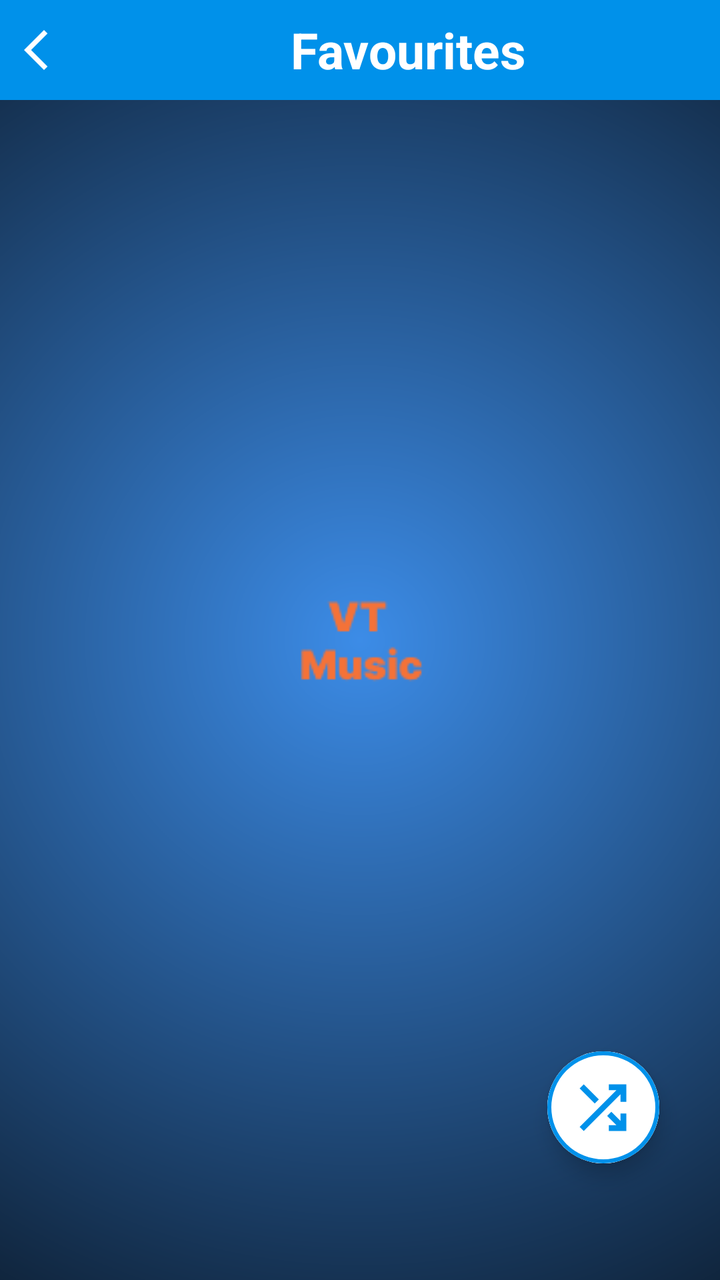
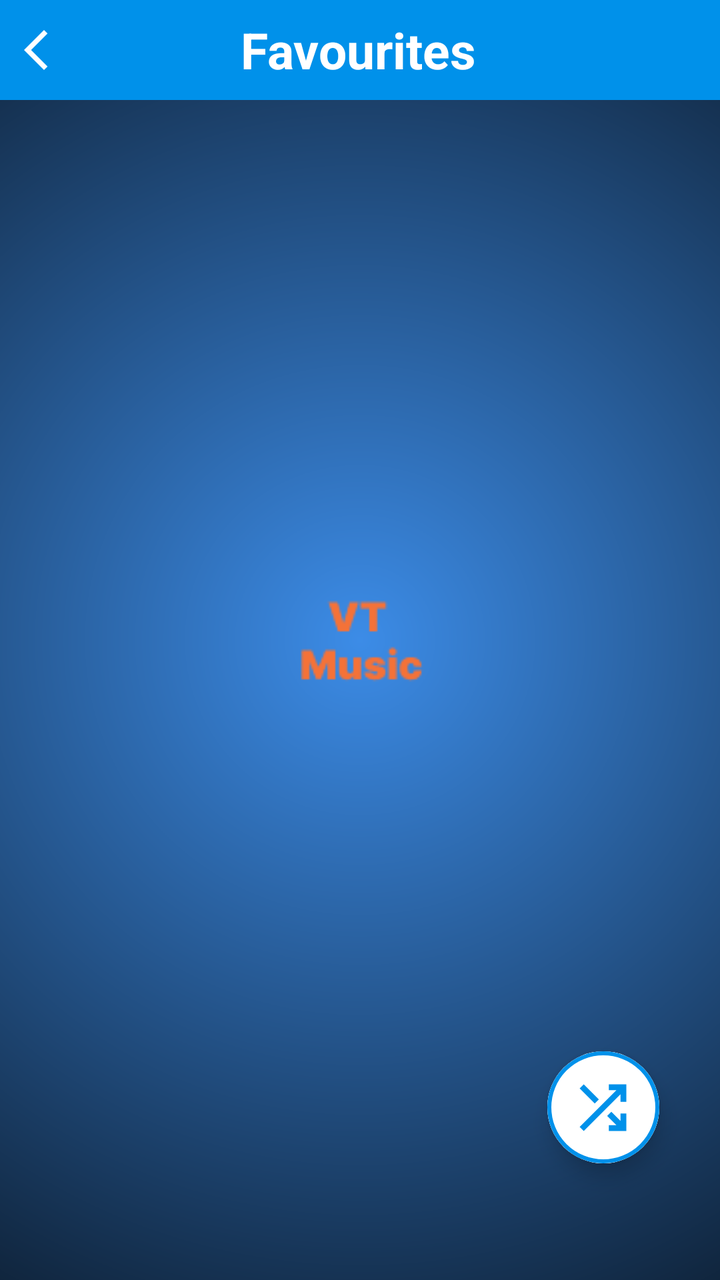

Screens rendered from an Android XML layout before and after an edit, with the pre-edit source and the edit as a unified diff.
<!-- AndroidManifest.xml: application theme splash_screen -->
<!-- res/layout/activity_favourite.xml -->
<?xml version="1.0" encoding="utf-8"?>
<androidx.constraintlayout.widget.ConstraintLayout xmlns:android="http://schemas.android.com/apk/res/android"
    xmlns:app="http://schemas.android.com/apk/res-auto"
    xmlns:tools="http://schemas.android.com/tools"
    android:id="@+id/main"
    android:layout_width="match_parent"
    android:layout_height="match_parent"
    tools:context=".FavouriteActivity">

    <LinearLayout
        android:layout_width="match_parent"
        android:layout_height="wrap_content"
        android:orientation="horizontal"

        app:layout_constraintEnd_toEndOf="parent"
        app:layout_constraintStart_toStartOf="parent"
        app:layout_constraintTop_toTopOf="parent"
        android:background="@color/vt_music_cool_blue">

        <ImageButton
            android:layout_width="wrap_content"
            android:layout_height="50dp"
            android:contentDescription="@string/back_btn"
            android:src="@drawable/arrow_back_24dp"
            android:backgroundTint="@android:color/transparent"
            app:tint="@color/white"
            />
        <TextView
            android:layout_width="match_parent"
            android:layout_height="match_parent"
            android:contentDescription="@string/favorites_btn"
            android:text="@string/favorites_btn"
            android:gravity="center"
            android:textSize="25sp"
            android:textColor="@color/white"
            android:textStyle="bold"
            />

    </LinearLayout>

    <com.google.android.material.floatingactionbutton.ExtendedFloatingActionButton
        android:layout_width="wrap_content"
        android:layout_height="wrap_content"
        app:icon="@drawable/shuffle_24dp"
        app:iconSize="35dp"
        app:iconTint="@color/vt_music_cool_blue"
        app:layout_constraintBottom_toBottomOf="parent"
        app:layout_constraintEnd_toEndOf="parent"
        app:layout_constraintHorizontal_bias="0.9"
        app:layout_constraintStart_toStartOf="parent"
        app:layout_constraintTop_toTopOf="parent"
        app:layout_constraintVertical_bias="0.9"
        android:backgroundTint="@color/white"
        app:strokeWidth="2dp"
        app:strokeColor="@color/vt_music_cool_blue"/>

</androidx.constraintlayout.widget.ConstraintLayout>
<!-- resources referenced by this layout -->
<resources>
  <color name="vt_music_cool_blue">#0091EA</color>
  <color name="white">#FFFFFFFF</color>
  <!-- drawable arrow_back_24dp (drawable) -->
  <vector xmlns:android="http://schemas.android.com/apk/res/android"
      android:width="24dp"
      android:height="24dp"
      android:viewportWidth="960"
      android:viewportHeight="960">
    <path
        android:pathData="M400,880 L0,480l400,-400 71,71 -329,329 329,329 -71,71Z"
        android:fillColor="#e3e3e3"/>
  </vector>
  <!-- drawable shuffle_24dp (drawable) -->
  <vector xmlns:android="http://schemas.android.com/apk/res/android"
      android:width="24dp"
      android:height="24dp"
      android:viewportWidth="960"
      android:viewportHeight="960">
    <path
        android:pathData="M560,800v-80h104L537,593l57,-57 126,126v-102h80v240L560,800ZM216,800 L160,744 664,240L560,240v-80h240v240h-80v-104L216,800ZM367,423L160,216l56,-56 207,207 -56,56Z"
        android:fillColor="@color/vt_music_foreground"/>
  </vector>
  <string name="back_btn">Back</string>
  <string name="favorites_btn">Favourites</string>
  <style name="splash_screen" parent="Theme.MaterialComponents.Light.NoActionBar">
          <item name="android:windowBackground">@drawable/splash_screen</item>
      </style>
  <color name="vt_music_foreground">#F47238</color>
  <!-- drawable splash_screen (drawable) -->
  <?xml version="1.0" encoding="utf-8"?>
  <layer-list xmlns:android="http://schemas.android.com/apk/res/android">
      
      <item android:drawable="@drawable/splash_gradient_background" />
      <item android:drawable="@drawable/vt_music_splash_icon_screen_5" android:gravity="center" />
  </layer-list>
  <!-- drawable splash_gradient_background (drawable) -->
  <?xml version="1.0" encoding="utf-8"?>
  <shape xmlns:android="http://schemas.android.com/apk/res/android" android:shape="rectangle">
  
  
  
  
  
      <gradient
          android:type="radial"
          android:gradientRadius="500dp"
          android:centerX="50%"
          android:centerY="50%"
          android:startColor="#FF3C8CE7"
          android:endColor="#FF000000" />
  
  </shape>
  <!-- drawable vt_music_splash_icon_screen_5: png bitmap (drawable, 4722 bytes) -->
</resources>

<!-- the commit's change to res/layout/activity_favourite.xml (unified diff, before → after) -->
@@ -34,6 +34,7 @@
             android:textSize="25sp"
             android:textColor="@color/white"
             android:textStyle="bold"
+            android:layout_marginEnd="50dp"
             />
 
     </LinearLayout>
